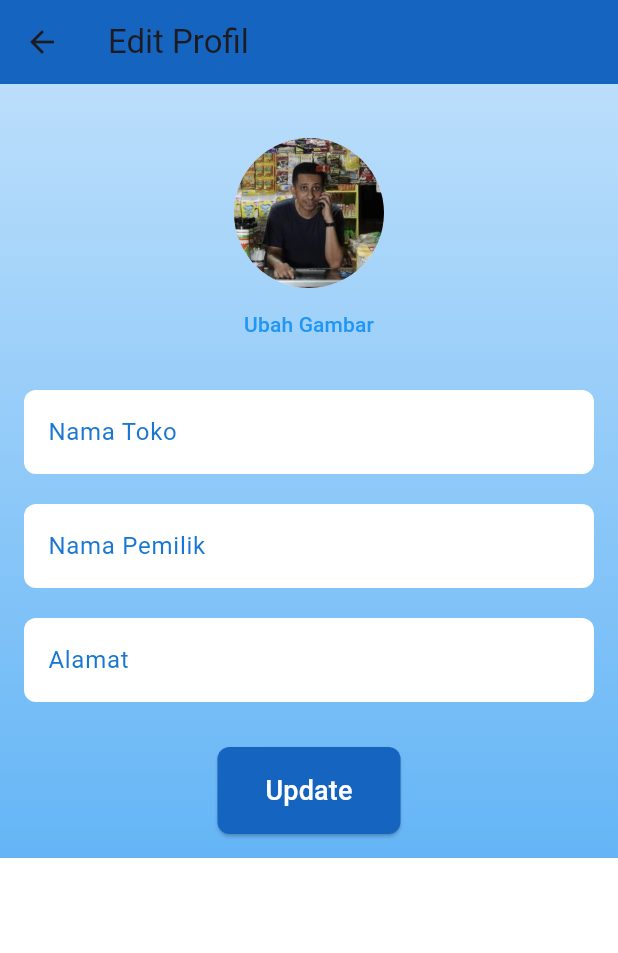
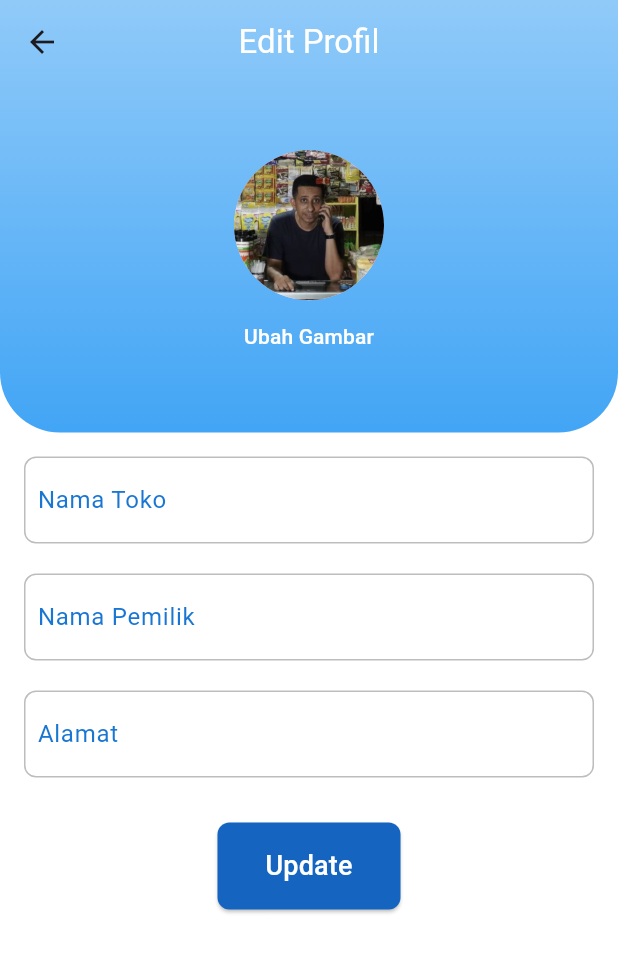
Before and after one commit to MuhamadArifSatriyo/EAS_TekberA_Kelontong.id, a Flutter app: the ProfileScreen screen opened by its route, after a tap on "Ubah Gambar", on a phone screen of 412 x 824 dp. Shown: the top 953 px of the screen. Run offline on Flutter 3.47's test engine with Material 3 defaults, Android fonts, the phone set to English and light mode, and no system bars; our stand-ins replace font_awesome_flutter, image_picker, shared_preferences; accounts and stored records are empty.

Commit message:
Update profile.dart

```diff
--- a/lib/screen/profile.dart
+++ b/lib/screen/profile.dart
@@ -1,7 +1,7 @@
+import 'dart:io';
 import 'package:flutter/material.dart';
+import 'package:image_picker/image_picker.dart';
 import 'package:shared_preferences/shared_preferences.dart';
-import 'dart:io';
-import 'package:path_provider/path_provider.dart';
 
 class ProfileScreen extends StatefulWidget {
   @override
@@ -13,6 +13,9 @@ class _ProfileScreenState extends State<ProfileScreen> {
   final _namaTokoController = TextEditingController();
   final _namaPemilikController = TextEditingController();
   final _alamatController = TextEditingController();
+
+  File? _imageFile; // Gambar lokal
+  final ImagePicker _picker = ImagePicker();
 
   @override
   void initState() {
@@ -34,25 +37,20 @@ class _ProfileScreenState extends State<ProfileScreen> {
     await prefs.setString('namaToko', _namaTokoController.text.trim());
     await prefs.setString('namaPemilik', _namaPemilikController.text.trim());
     await prefs.setString('alamatToko', _alamatController.text.trim());
+    if (_imageFile != null) {
+      await prefs.setString('profileImagePath', _imageFile!.path);
+    }
   }
 
-  Future<void> _saveToFile() async {
-    try {
-      final directory = await getApplicationDocumentsDirectory();
-      final file = File('${directory.path}/profile.txt');
-      final content = 'Nama Toko: ${_namaTokoController.text}\n'
-          'Nama Pemilik: ${_namaPemilikController.text}\n'
-          'Alamat: ${_alamatController.text}\n';
+  Future<void> _pickImage() async {
+    final pickedFile = await _picker.pickImage(
+      source: ImageSource.gallery, // Ubah ke ImageSource.camera untuk kamera
+    );
 
-      await file.writeAsString(content);
-
-      ScaffoldMessenger.of(context).showSnackBar(
-        SnackBar(content: Text('Profil berhasil diperbarui!')),
-      );
-    } catch (e) {
-      ScaffoldMessenger.of(context).showSnackBar(
-        SnackBar(content: Text('Gagal menyimpan data ke file')),
-      );
+    if (pickedFile != null) {
+      setState(() {
+        _imageFile = File(pickedFile.path);
+      });
     }
   }
 
@@ -67,46 +65,70 @@ class _ProfileScreenState extends State<ProfileScreen> {
   @override
   Widget build(BuildContext context) {
     return Scaffold(
+      extendBodyBehindAppBar: true,
       appBar: AppBar(
-        title: const Text('Edit Profil'),
-        backgroundColor: Colors.blue.shade800,
+        backgroundColor: Colors.transparent,
+        elevation: 0,
         leading: IconButton(
-          icon: const Icon(Icons.arrow_back), // Ikon tetap back
+          icon: const Icon(Icons.arrow_back),
           onPressed: () {
-            Navigator.pushNamed(context, '/home'); // Navigasi ke '/home'
+            Navigator.pushNamed(context, '/home');
           },
         ),
+        title: const Text(
+          'Edit Profil',
+          style: TextStyle(color: Colors.white),
         ),
-      body: Container(
-        padding: const EdgeInsets.all(16.0),
+        centerTitle: true,
+      ),
+      body: Column(
+        children: [
+          Container(
+            width: double.infinity,
+            height: MediaQuery.of(context).size.height * 0.35,
             decoration: BoxDecoration(
               gradient: LinearGradient(
-            colors: [Colors.blue.shade100, Colors.blue.shade300],
+                colors: [Colors.blue.shade200, Colors.blue.shade400],
                 begin: Alignment.topCenter,
                 end: Alignment.bottomCenter,
               ),
+              borderRadius: const BorderRadius.only(
+                bottomLeft: Radius.circular(40),
+                bottomRight: Radius.circular(40),
               ),
+            ),
+            child: Column(
+              mainAxisAlignment: MainAxisAlignment.center,
+              children: [
+                const SizedBox(height: 60),
+                GestureDetector(
+                  onTap: _pickImage,
+                  child: CircleAvatar(
+                    radius: 50,
+                    backgroundImage: _imageFile != null
+                        ? FileImage(_imageFile!)
+                        : const AssetImage('images/profile.png') as ImageProvider,
+                  ),
+                ),
+                TextButton(
+                  onPressed: _pickImage,
+                  child: const Text(
+                    'Ubah Gambar',
+                    style: TextStyle(color: Colors.white),
+                  ),
+                ),
+              ],
+            ),
+          ),
+          Expanded(
             child: SingleChildScrollView(
+              child: Padding(
+                padding: const EdgeInsets.all(16.0),
                 child: Form(
                   key: _formKey,
                   child: Column(
                     crossAxisAlignment: CrossAxisAlignment.center,
                     children: [
-                const SizedBox(height: 20),
-                const CircleAvatar(
-                  radius: 50,
-                  backgroundImage: AssetImage('images/profile.png'),
-                ),
-                TextButton(
-                  onPressed: () {
-                    // Implement image update feature if needed
-                  },
-                  child: const Text(
-                    'Ubah Gambar',
-                    style: TextStyle(color: Colors.blue),
-                  ),
-                ),
-                const SizedBox(height: 20),
                       _buildTextInput(
                         controller: _namaTokoController,
                         label: "Nama Toko",
@@ -129,7 +151,6 @@ class _ProfileScreenState extends State<ProfileScreen> {
                         onPressed: () async {
                           if (_formKey.currentState!.validate()) {
                             await _updateDataToSharedPreferences();
-                      await _saveToFile();
                             ScaffoldMessenger.of(context).showSnackBar(
                               const SnackBar(
                                 content: Text('Profil berhasil diperbarui!'),
@@ -155,6 +176,9 @@ class _ProfileScreenState extends State<ProfileScreen> {
                 ),
               ),
             ),
+          ),
+        ],
+      ),
     );
   }
 
@@ -163,18 +187,21 @@ class _ProfileScreenState extends State<ProfileScreen> {
     required String label,
     required String hint,
   }) {
-    return TextFormField(
+    return Container(
+      decoration: BoxDecoration(
+        border: Border.all(color: Colors.grey.shade400),
+        borderRadius: BorderRadius.circular(8),
+        color: Colors.white,
+      ),
+      child: Padding(
+        padding: const EdgeInsets.symmetric(horizontal: 8.0),
+        child: TextFormField(
           controller: controller,
           decoration: InputDecoration(
             labelText: label,
             hintText: hint,
             labelStyle: TextStyle(color: Colors.blue.shade700),
-        filled: true,
-        fillColor: Colors.white,
-        border: OutlineInputBorder(
-          borderRadius: BorderRadius.circular(8),
-          borderSide: BorderSide.none,
-        ),
+            border: InputBorder.none,
           ),
           validator: (value) {
             if (value == null || value.isEmpty) {
@@ -182,6 +209,8 @@ class _ProfileScreenState extends State<ProfileScreen> {
             }
             return null;
           },
+        ),
+      ),
     );
   }
 }
```
Lines whose indentation alone changed are shown as unchanged.
